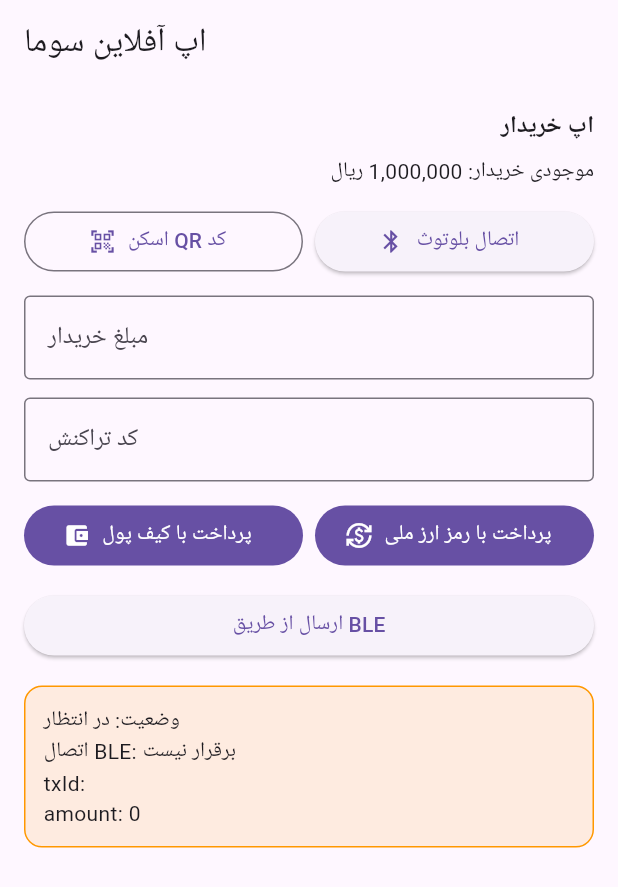
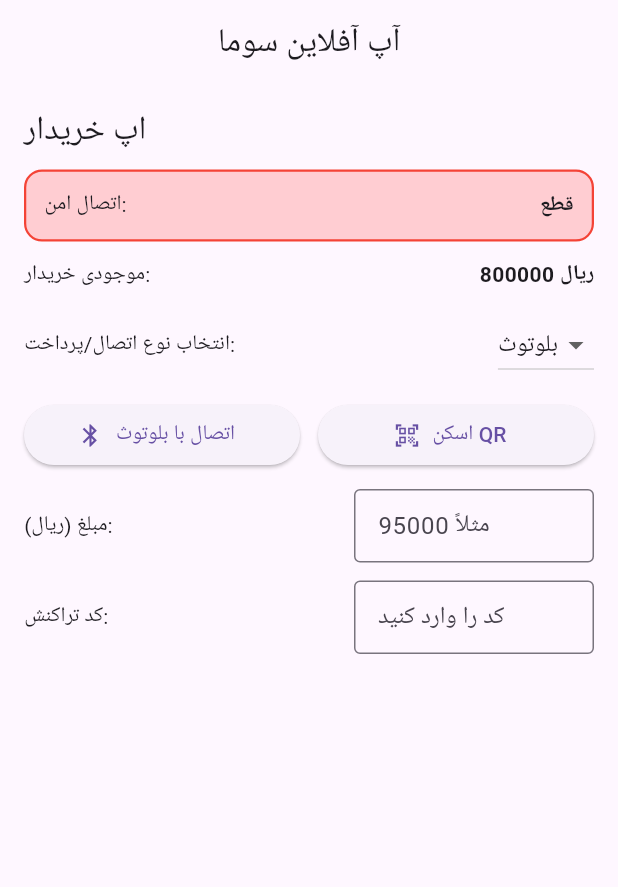
Before and after one commit to foadkaksamandi-blip/Soma_app_demo3, a Flutter app: the BuyerHome screen opened directly, on a phone screen of 412 x 824 dp. Shown: the top 887 px of the screen. Run offline on Flutter 3.47's test engine with Material 3 defaults, Android fonts, the phone set to English and light mode, and no system bars; our stand-ins replace flutter_blue_plus, qr_flutter.

Commit message:
Update buyer_main.dart

```diff
--- a/lib/buyer_main.dart
+++ b/lib/buyer_main.dart
@@ -1,141 +1,209 @@
-import 'dart:convert';
 import 'package:flutter/material.dart';
 import 'package:provider/provider.dart';
-import 'package:mobile_scanner/mobile_scanner.dart';
-import 'common.dart';
-import 'ble_client.dart';
+import 'package:qr_flutter/qr_flutter.dart';
 
 void main() {
-  runApp(ChangeNotifierProvider(create: (_) => AppState(), child: const BuyerApp()));
+  runApp(
+    ChangeNotifierProvider(
+      create: (_) => BuyerState(),
+      child: const BuyerApp(),
+    ),
+  );
+}
+
+class BuyerState extends ChangeNotifier {
+  String connection = 'قطع';
+  int balance = 800_000; // موجودی فرضی خریدار
+  String paymentMethod = 'بلوتوث';
+  String txCode = '';
+  int amount = 0;
+
+  void setMethod(String m) {
+    paymentMethod = m;
+    notifyListeners();
+  }
+
+  void setAmount(int v) {
+    amount = v;
+    notifyListeners();
+  }
+
+  void setTx(String t) {
+    txCode = t;
+    notifyListeners();
+  }
+
+  void toggleConnection() {
+    connection = (connection == 'فعال') ? 'قطع' : 'فعال';
+    notifyListeners();
+  }
 }
 
 class BuyerApp extends StatelessWidget {
   const BuyerApp({super.key});
+
   @override
   Widget build(BuildContext context) {
-    return MaterialApp(title: 'SOMA Buyer', theme: buyerTheme(), home: const BuyerHome());
+    return MaterialApp(
+      title: 'آپ آفلاین سوما - خریدار',
+      theme: ThemeData(
+        colorScheme: ColorScheme.fromSeed(seedColor: Colors.teal),
+        useMaterial3: true,
+      ),
+      home: const BuyerHome(),
+      debugShowCheckedModeBanner: false,
+    );
   }
 }
 
-class BuyerHome extends StatefulWidget {
+class BuyerHome extends StatelessWidget {
   const BuyerHome({super.key});
-  @override
-  State<BuyerHome> createState() => _BuyerHomeState();
-}
-
-class _BuyerHomeState extends State<BuyerHome> {
-  final amountCtrl = TextEditingController();
-  final txCtrl = TextEditingController();
-  final client = SomaBleClient();
-
-  @override
-  void dispose() {
-    amountCtrl.dispose();
-    txCtrl.dispose();
-    client.disconnect();
-    super.dispose();
-  }
-
-  Future<void> scanQr() async {
-    final res = await Navigator.push(
-      context,
-      MaterialPageRoute(builder: (_) => const _QrScanPage()),
-    );
-    if (res is Map<String, dynamic>) {
-      final st = context.read<AppState>();
-      final amt = double.tryParse(res['amount']?.toString() ?? '0') ?? 0;
-      final tx = (res['txId'] ?? '').toString();
-      amountCtrl.text = amt.toStringAsFixed(0);
-      txCtrl.text = tx;
-      st.newTx(txId: tx, amount: amt);
-    }
-  }
-
-  Future<void> connectBle() async {
-    final ok = await client.connect();
-    context.read<AppState>().setConnection(ok, name: client.device?.platformName ?? '');
-    ScaffoldMessenger.of(context).showSnackBar(SnackBar(content: Text(ok ? 'اتصال BLE برقرار شد' : 'اتصال برقرار نشد')));
-  }
-
-  Future<void> sendOverBle() async {
-    final st = context.read<AppState>();
-    final txId = txCtrl.text.trim();
-    final amt = double.tryParse(amountCtrl.text.trim()) ?? 0;
-    if (txId.isEmpty || amt <= 0) {
-      ScaffoldMessenger.of(context).showSnackBar(const SnackBar(content: Text('مبلغ/کد تراکنش معتبر نیست')));
-      return;
-    }
-    final ok = await client.sendJson({'txId': txId, 'amount': amt, 'ts': DateTime.now().millisecondsSinceEpoch});
-    st.setStatus(ok ? 'موفق' : 'ناموفق');
-    if (ok) ScaffoldMessenger.of(context).showSnackBar(const SnackBar(content: Text('ارسال تراکنش از طریق BLE')));
-  }
 
   @override
   Widget build(BuildContext context) {
-    final st = context.watch<AppState>();
-    final statusColor = st.status == 'موفق' ? Colors.green : (st.status == 'ناموفق' ? Colors.red : Colors.orange);
+    final s = context.watch<BuyerState>();
+    final greenBox = BoxDecoration(
+      color: s.connection == 'فعال' ? Colors.green.shade100 : Colors.red.shade100,
+      borderRadius: BorderRadius.circular(12),
+      border: Border.all(
+        color: s.connection == 'فعال' ? Colors.green : Colors.red,
+        width: 1.5,
+      ),
+    );
+
     return Scaffold(
-      appBar: AppBar(title: const Text('اپ آفلاین سوما')),
+      appBar: AppBar(
+        title: const Text('آپ آفلاین سوما'),
+        centerTitle: true,
+      ),
       body: ListView(
         padding: const EdgeInsets.all(16),
         children: [
-          const Text('اپ خریدار', textAlign: TextAlign.right, style: TextStyle(fontSize: 16, fontWeight: FontWeight.bold)),
-          const SizedBox(height: 8),
-          const Text('موجودی خریدار: 1,000,000 ریال', textAlign: TextAlign.right),
+          Text('اپ خریدار', style: Theme.of(context).textTheme.titleLarge),
           const SizedBox(height: 12),
-          Row(children: [
-            Expanded(child: OutlinedButton.icon(onPressed: scanQr, icon: const Icon(Icons.qr_code_scanner), label: const Text('اسکن QR کد'))),
-            const SizedBox(width: 8),
-            Expanded(child: ElevatedButton.icon(onPressed: connectBle, icon: const Icon(Icons.bluetooth), label: const Text('اتصال بلوتوث'))),
-          ]),
-          const SizedBox(height: 12),
-          TextField(controller: amountCtrl, decoration: const InputDecoration(labelText: 'مبلغ خریدار', border: OutlineInputBorder()), keyboardType: TextInputType.number, textAlign: TextAlign.right),
-          const SizedBox(height: 12),
-          TextField(controller: txCtrl, decoration: const InputDecoration(labelText: 'کد تراکنش', border: OutlineInputBorder()), textAlign: TextAlign.right),
-          const SizedBox(height: 12),
-          Row(children: [
-            Expanded(child: FilledButton.icon(onPressed: () => context.read<AppState>().setStatus('موفق'), icon: const Icon(Icons.account_balance_wallet), label: const Text('پرداخت با کیف پول'))),
-            const SizedBox(width: 8),
-            Expanded(child: FilledButton.icon(onPressed: () => context.read<AppState>().setStatus('موفق'), icon: const Icon(Icons.currency_exchange), label: const Text('پرداخت با رمز ارز ملی'))),
-          ]),
-          const SizedBox(height: 12),
-          ElevatedButton(onPressed: sendOverBle, child: const Text('ارسال از طریق BLE')),
-          const SizedBox(height: 16),
+
+          // وضعیت اتصال امن
           Container(
             padding: const EdgeInsets.all(12),
-            decoration: BoxDecoration(color: statusColor.withOpacity(.12), borderRadius: BorderRadius.circular(12), border: Border.all(color: statusColor)),
-            child: Column(crossAxisAlignment: CrossAxisAlignment.start, children: [
-              Text('وضعیت: ${st.status}'),
-              Text('اتصال BLE: ${st.bleConnected ? 'ایمن (${st.connectedDevice})' : 'برقرار نیست'}'),
-              Text('txId: ${st.lastTxId}'),
-              Text('amount: ${st.lastAmount.toStringAsFixed(0)}'),
-            ]),
+            decoration: greenBox,
+            child: Row(
+              mainAxisAlignment: MainAxisAlignment.spaceBetween,
+              children: [
+                const Text('اتصال امن:'),
+                Text(s.connection, style: const TextStyle(fontWeight: FontWeight.bold)),
+              ],
+            ),
           ),
+          const SizedBox(height: 12),
+
+          // موجودی
+          Row(
+            mainAxisAlignment: MainAxisAlignment.spaceBetween,
+            children: [
+              const Text('موجودی خریدار:'),
+              Text('${s.balance} ریال', style: const TextStyle(fontWeight: FontWeight.bold)),
+            ],
+          ),
+          const SizedBox(height: 12),
+
+          // انتخاب روش پرداخت
+          Row(
+            mainAxisAlignment: MainAxisAlignment.spaceBetween,
+            children: [
+              const Text('انتخاب نوع اتصال/پرداخت:'),
+              DropdownButton<String>(
+                value: s.paymentMethod,
+                items: const [
+                  DropdownMenuItem(value: 'بلوتوث', child: Text('بلوتوث')),
+                  DropdownMenuItem(value: 'QR', child: Text('QR')),
+                ],
+                onChanged: (v) => context.read<BuyerState>().setMethod(v ?? 'بلوتوث'),
+              ),
+            ],
+          ),
+          const SizedBox(height: 12),
+
+          // دکمه‌ها
+          Row(
+            children: [
+              Expanded(
+                child: ElevatedButton.icon(
+                  onPressed: () => context.read<BuyerState>().toggleConnection(),
+                  icon: const Icon(Icons.bluetooth),
+                  label: const Text('اتصال با بلوتوث'),
+                ),
+              ),
+              const SizedBox(width: 12),
+              Expanded(
+                child: ElevatedButton.icon(
+                  onPressed: () {
+                    // نمایشی: در نسخه واقعی اینجا اسکن QR انجام می‌شود
+                    context.read<BuyerState>().setTx('SCAN-MOCK');
+                  },
+                  icon: const Icon(Icons.qr_code_scanner),
+                  label: const Text('اسکن QR'),
+                ),
+              ),
+            ],
+          ),
+          const SizedBox(height: 12),
+
+          // مبلغ و کد تراکنش
+          Row(
+            children: [
+              const Expanded(child: Text('مبلغ (ریال):')),
+              SizedBox(
+                width: 160,
+                child: TextField(
+                  keyboardType: TextInputType.number,
+                  decoration: const InputDecoration(
+                    hintText: 'مثلاً 95000',
+                    border: OutlineInputBorder(),
+                    isDense: true,
+                  ),
+                  onChanged: (v) => context.read<BuyerState>().setAmount(int.tryParse(v) ?? 0),
+                ),
+              ),
+            ],
+          ),
+          const SizedBox(height: 12),
+
+          Row(
+            children: [
+              const Expanded(child: Text('کد تراکنش:')),
+              SizedBox(
+                width: 160,
+                child: TextField(
+                  decoration: const InputDecoration(
+                    hintText: 'کد را وارد کنید',
+                    border: OutlineInputBorder(),
+                    isDense: true,
+                  ),
+                  onChanged: (v) => context.read<BuyerState>().setTx(v.trim()),
+                ),
+              ),
+            ],
+          ),
+          const SizedBox(height: 16),
+
+          // نمایش QR پرداخت از سمت خریدار (اختیاری/نمایشی)
+          if (s.paymentMethod == 'QR' && s.amount > 0 && s.txCode.isNotEmpty)
+            Column(
+              crossAxisAlignment: CrossAxisAlignment.start,
+              children: [
+                const Text('اطلاعات پرداخت (QR)'),
+                const SizedBox(height: 8),
+                Center(
+                  child: QrImageView(
+                    data: 'SOMA|BUY|AMT=${s.amount}|TX=${s.txCode}',
+                    size: 200,
+                    backgroundColor: Colors.white,
+                  ),
+                ),
+              ],
+            ),
         ],
       ),
     );
   }
 }
-
-class _QrScanPage extends StatelessWidget {
-  const _QrScanPage();
-  @override
-  Widget build(BuildContext context) {
-    return Scaffold(
-      appBar: AppBar(title: const Text('اسکن QR')),
-      body: MobileScanner(
-        onDetect: (capture) {
-          final code = capture.barcodes.isNotEmpty ? capture.barcodes.first.rawValue : null;
-          if (code != null) {
-            try {
-              final map = jsonDecode(code) as Map<String, dynamic>;
-              Navigator.pop(context, map);
-            } catch (_) {
-              Navigator.pop(context);
-            }
-          }
-        },
-      ),
-    );
-  }
-}
```
